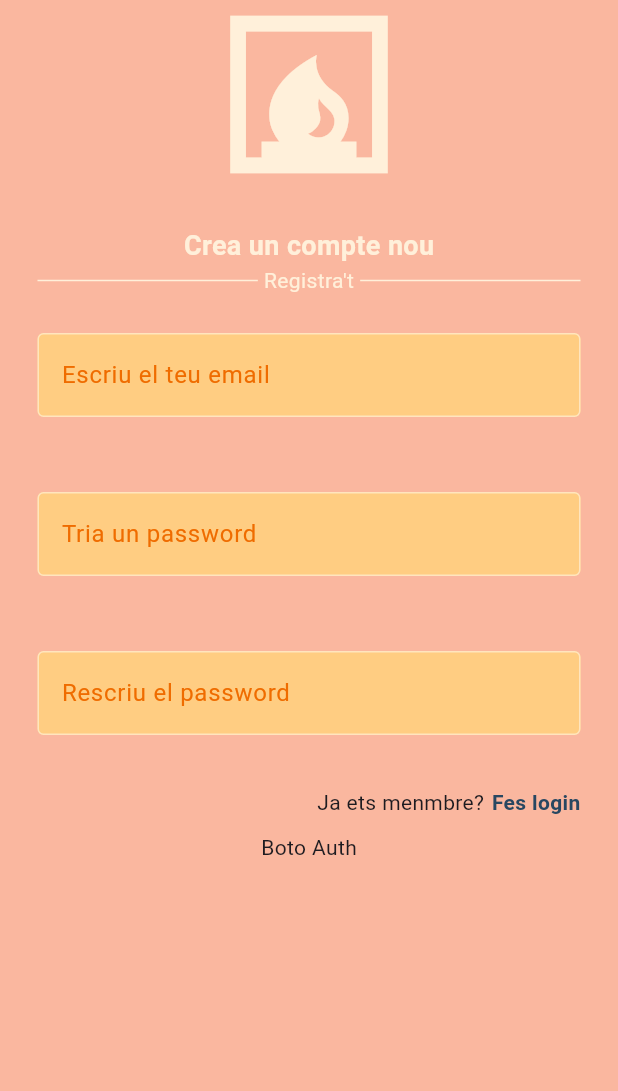
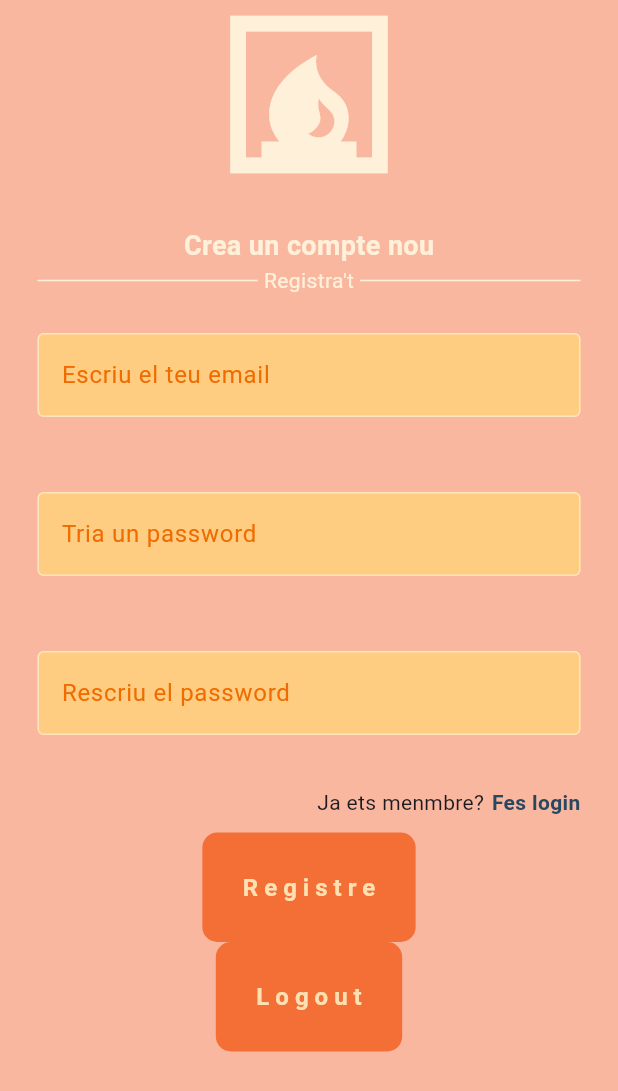
Before and after one commit to Tuledita694/ex_firebase, a Flutter app: the screen it shows after launch, on a phone screen of 412 x 824 dp. Shown: the top 1091 px of the screen. Run offline on Flutter 3.47's test engine with Material 3 defaults, Android fonts, the phone set to English and light mode, and no system bars.

Commit message:
Pagina registre front and end

```diff
--- a/lib/components/boto_auth.dart
+++ b/lib/components/boto_auth.dart
@@ -1,12 +1,33 @@
 import 'package:flutter/material.dart';
 
 class BotoAuth extends StatelessWidget {
-  const BotoAuth({super.key});
+  final String text;
+  final Function() onTap;
+
+  const BotoAuth({super.key, required this.text, required this.onTap});
 
   @override
   Widget build(BuildContext context) {
-    return Container(
-      child: Text("Boto Auth"),
+    return GestureDetector(
+      onTap: onTap,
+      child: Container(
+        decoration: BoxDecoration(
+          color: const Color.fromARGB(255, 244, 111, 54),
+          borderRadius: BorderRadius.circular(10),
+        ),
+        child: Padding(
+          padding: const EdgeInsets.all(25.0),
+          child: Text(
+            text,
+            style: TextStyle(
+              color: Colors.orange[100],
+              fontWeight: FontWeight.bold,
+              fontSize: 16.0,
+              letterSpacing: 4.0,
+            ),
+          ),
+        ),
+      ),
     );
   }
 }
--- a/lib/pagines/pagina_registre.dart
+++ b/lib/pagines/pagina_registre.dart
@@ -6,6 +6,8 @@
 
 class PaginaRegistre extends StatelessWidget {
   const PaginaRegistre({super.key});
+
+  void FerRegistre() {}
 
   @override
   Widget build(BuildContext context) {
@@ -106,8 +108,16 @@
               ),
               SizedBox(height: 10),
               //botó registrar
+              BotoAuth(
+                text: 'Registre',
+                onTap: FerRegistre,
+              ),
+              BotoAuth(
+                text: 'Logout',
+                onTap: () {
 
-              BotoAuth(),
+                },
+              ),
             ]),
           ),
         ),
```
